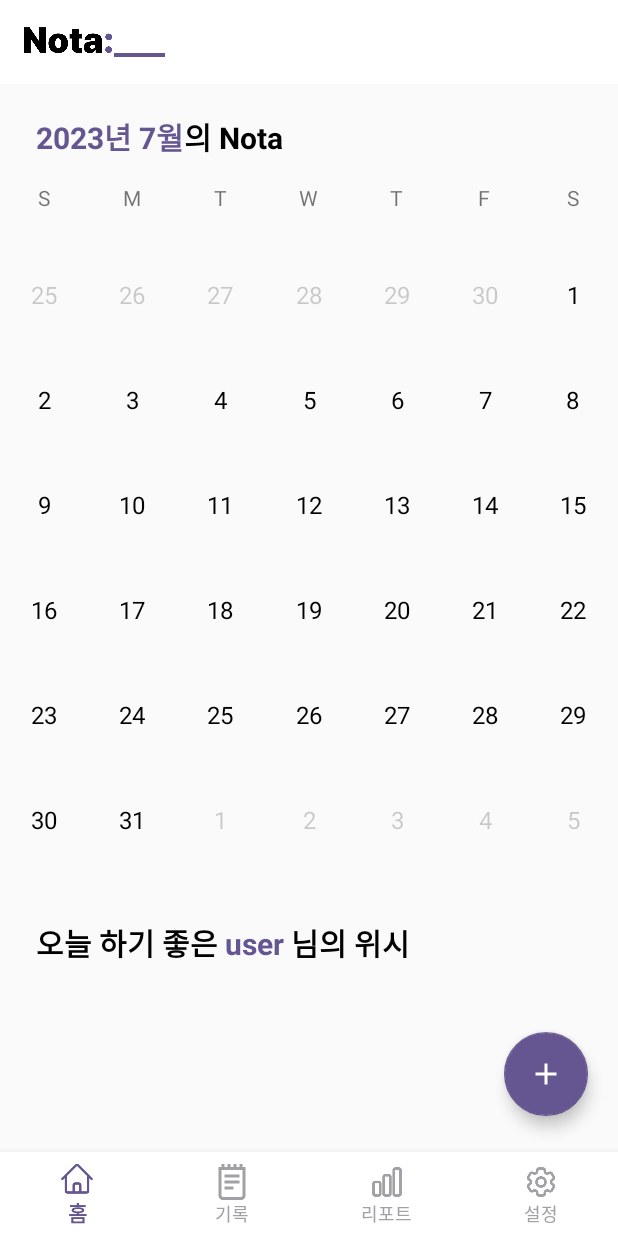
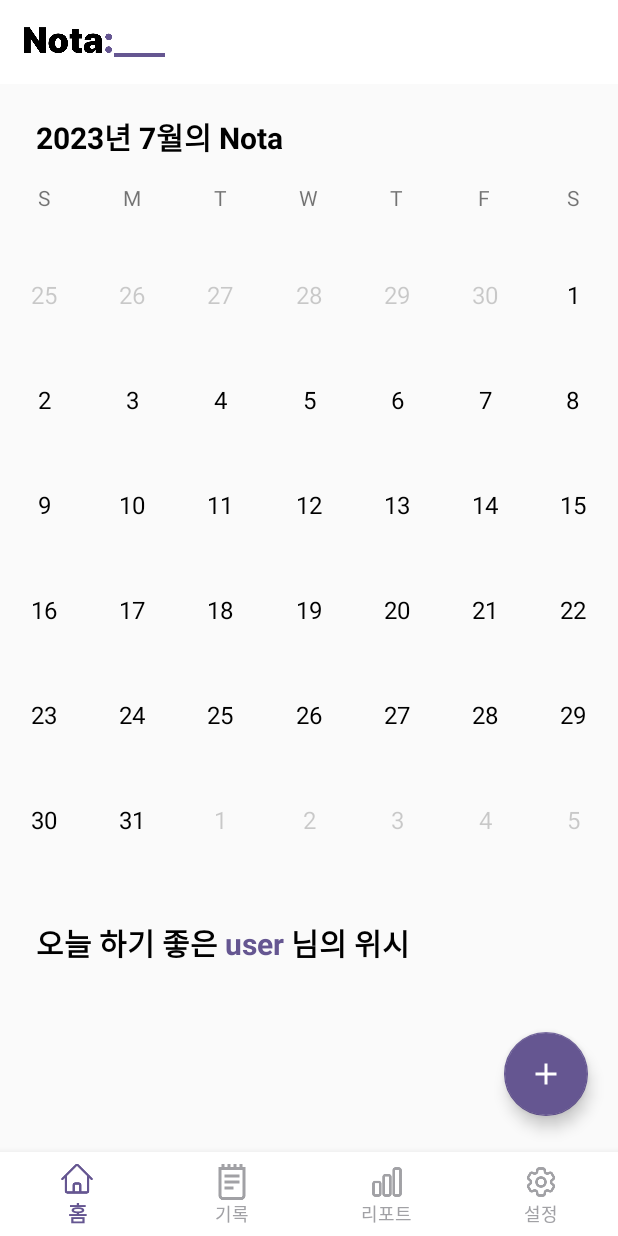
Before and after one commit to jy3040/SWU-GURU2-16-Team-Record, an Android app built with Jetpack Compose: the fragment_home screen opened directly, with no data from a screen before it, on a phone screen of 412 x 824 dp. Run offline under Robolectric (Android 15) with nearby library versions, the light colour scheme and no system bars; our stand-ins replace Firebase (no records; nobody signed in at launch, a user with empty details on screens opened directly).

Commit message:
[xml] 전반적인 수정...3...

```diff
--- a/app/src/main/res/layout/item_calendar_ym.xml
+++ b/app/src/main/res/layout/item_calendar_ym.xml
@@ -22,7 +22,7 @@
                 android:layout_width="wrap_content"
                 android:layout_height="wrap_content"
                 android:textSize="20sp"
-                android:textColor="@color/main_1"
+                android:textColor="@color/black"
                 android:layout_gravity="center"
                 android:textStyle="bold"
 
```
